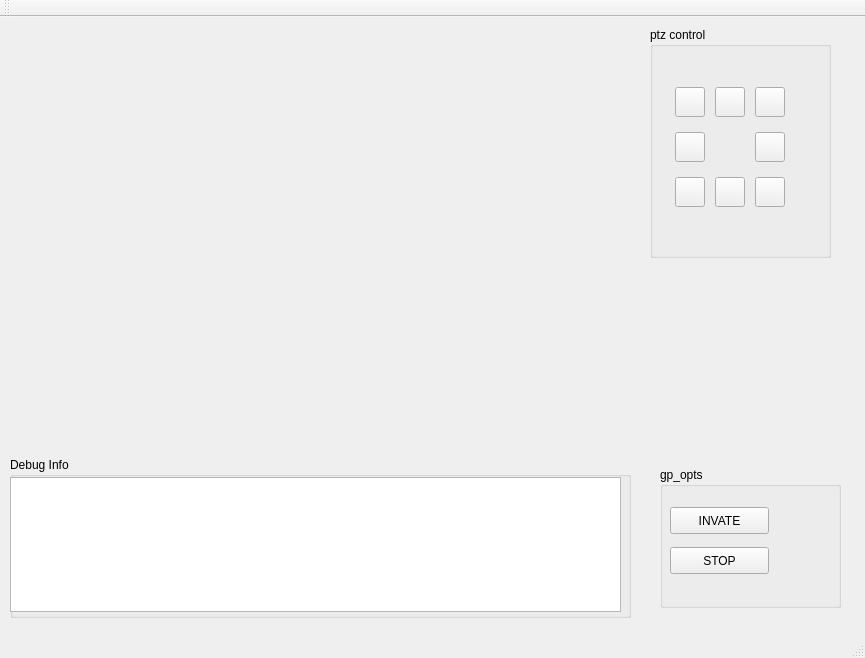
This is platmainw.ui in dulton/plat as Qt 5 draws it before an edit. The edited form follows.
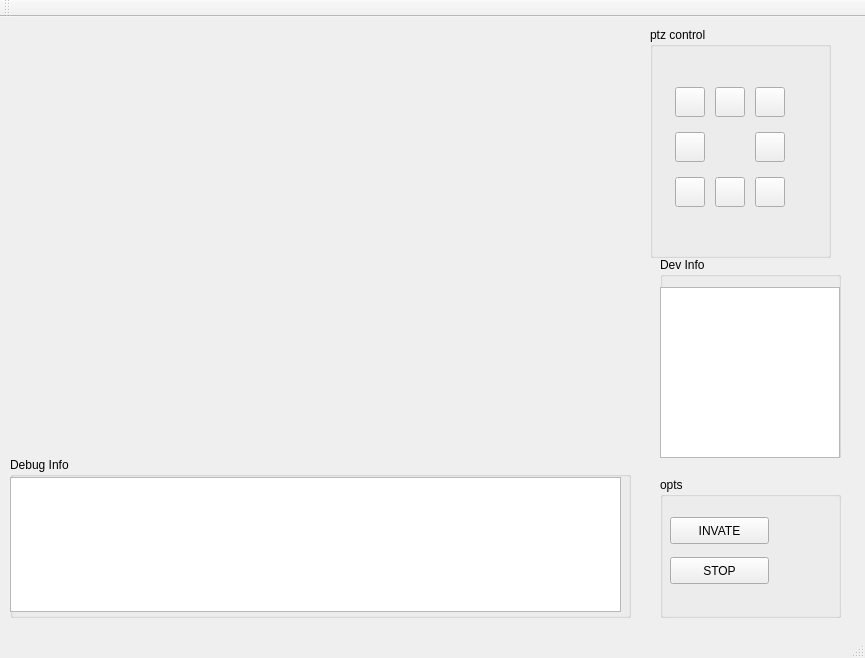
This is the edited form.

Diff of the .ui file:
```diff
--- a/platmainw.ui
+++ b/platmainw.ui
@@ -228,13 +228,13 @@
     <property name="geometry">
      <rect>
       <x>660</x>
-      <y>450</y>
+      <y>460</y>
       <width>181</width>
       <height>141</height>
      </rect>
     </property>
     <property name="title">
-     <string>gp_opts</string>
+     <string>opts</string>
     </property>
     <widget class="QPushButton" name="btn_invate">
      <property name="geometry">
@@ -263,6 +263,29 @@
      </property>
     </widget>
    </widget>
+   <widget class="QGroupBox" name="gp_Dev">
+    <property name="geometry">
+     <rect>
+      <x>660</x>
+      <y>240</y>
+      <width>181</width>
+      <height>201</height>
+     </rect>
+    </property>
+    <property name="title">
+     <string>Dev Info</string>
+    </property>
+    <widget class="QTextBrowser" name="txtDev">
+     <property name="geometry">
+      <rect>
+       <x>0</x>
+       <y>30</y>
+       <width>180</width>
+       <height>171</height>
+      </rect>
+     </property>
+    </widget>
+   </widget>
   </widget>
   <widget class="QMenuBar" name="menuBar">
    <property name="geometry">
```
